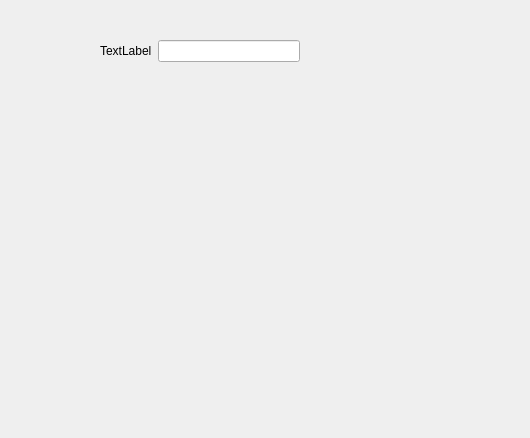
First picture: the form in dialoginsertionremi.ui, repository LouisVraie/dbManagerApp, before the edit.
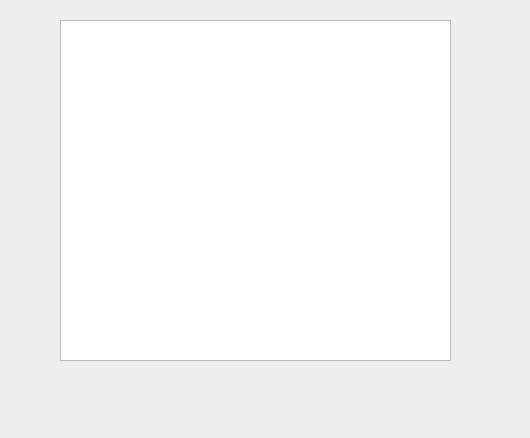
Second picture: the form after the edit.

Commit message: modification lieu d'execution de la fenetre dialoginsertionremi.cpp

Patch:
```diff
--- a/dialoginsertionremi.ui
+++ b/dialoginsertionremi.ui
@@ -13,27 +13,15 @@
   <property name="windowTitle">
    <string>Dialog</string>
   </property>
-  <widget class="QWidget" name="">
+  <widget class="QTableWidget" name="tableWidget">
    <property name="geometry">
     <rect>
-     <x>100</x>
-     <y>40</y>
-     <width>200</width>
-     <height>29</height>
+     <x>60</x>
+     <y>20</y>
+     <width>391</width>
+     <height>341</height>
     </rect>
    </property>
-   <layout class="QFormLayout" name="formLayout">
-    <item row="0" column="0">
-     <widget class="QLabel" name="label">
-      <property name="text">
-       <string>TextLabel</string>
-      </property>
-     </widget>
-    </item>
-    <item row="0" column="1">
-     <widget class="QLineEdit" name="lineEdit"/>
-    </item>
-   </layout>
   </widget>
  </widget>
  <resources/>
```
The commit also changes 3 other files.
